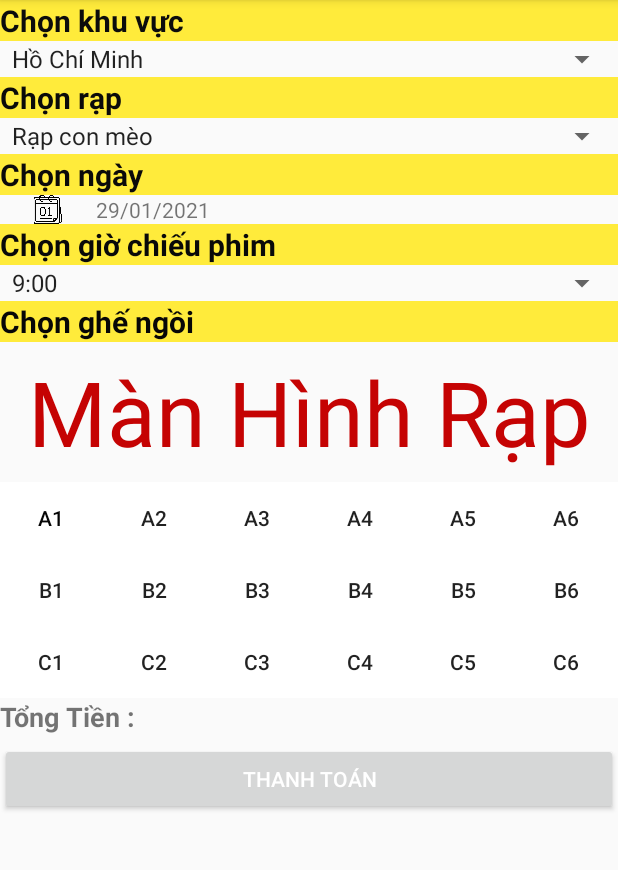
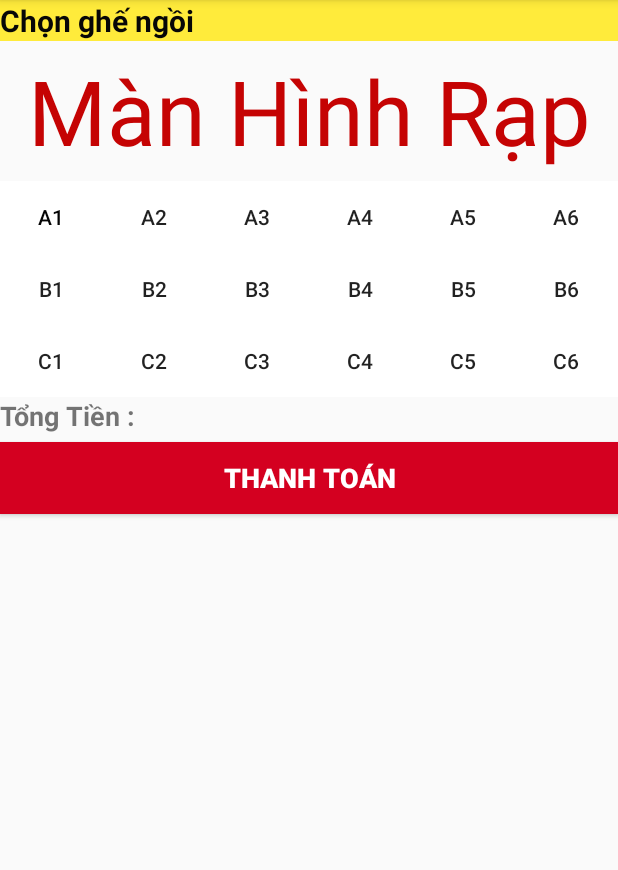
Before and after one commit to HuynhVanBinh-CDPM18C/0306181203_HuynhVanBinh_android, an Android app: the datve screen opened directly, with no data from a screen before it, on a phone screen of 412 x 824 dp, the part 84-954 px from its top. Run offline under Robolectric (Android 15) with nearby library versions, the phone set to English and light mode, and no system bars.

Commit message:
29/01 Khánh Sơn
thêm giao diện bình luận , lịch chiếu , update giao diện đặt vé

```diff
--- a/android22/app/src/main/AndroidManifest.xml
+++ b/android22/app/src/main/AndroidManifest.xml
@@ -12,7 +12,9 @@
         android:roundIcon="@mipmap/ic_launcher_round"
         android:supportsRtl="true"
         android:theme="@style/Theme.Demo1111">
-        <activity android:name=".thongtingiaodich1.giaodich11"></activity>
+        <activity android:name=".lichchieu"></activity>
+        <activity android:name=".binhluan" />
+        <activity android:name=".thongtingiaodich1.giaodich11" />
         <activity android:name=".chamdiem" />
         <activity android:name=".taikhoanvb" />
         <activity android:name=".datve" />
--- a/android22/app/src/main/java/com/example/demo11_11/MainActivity.java
+++ b/android22/app/src/main/java/com/example/demo11_11/MainActivity.java
@@ -98,7 +98,7 @@ public class MainActivity extends AppCompatActivity {
 
         // Tạo request lên server.
         Request sapchieu = new Request.Builder()
-                .url("http://192.168.1.26/api1/apiphimsapchieu11.php")
+                .url("http://192.168.1.150:8080/api1/apiphimsapchieu.php")
                 .build();
 
         // Khởi tạo OkHttpClient để lấy dữ liệu.
@@ -149,7 +149,7 @@ public class MainActivity extends AppCompatActivity {
 
         // Tạo request lên server.
         Request request = new Request.Builder()
-                .url("http://192.168.1.26/api1/api11.php")
+                .url("http://192.168.1.150:8080/api1/api.php")
                 .build();
 
 
--- a/android22/app/src/main/java/com/example/demo11_11/danhsachphim/danhsachphimMain.java
+++ b/android22/app/src/main/java/com/example/demo11_11/danhsachphim/danhsachphimMain.java
@@ -52,7 +52,7 @@ public class danhsachphimMain extends AppCompatActivity {
 
         // Tạo request lên server.
         Request request = new Request.Builder()
-                .url("http://192.168.1.26/api1/api.php")
+                .url("http://192.168.1.150:8080/api1/api.php")
                 .build();
 
 
@@ -92,7 +92,7 @@ public class danhsachphimMain extends AppCompatActivity {
 
         // Tạo request lên server.
         Request sapchieu = new Request.Builder()
-                .url("http://192.168.1.26/api1/apiphimsapchieu.php")
+                .url("http://192.168.1.150:8080/api1/apiphimsapchieu.php")
                 .build();
 
         // Khởi tạo OkHttpClient để lấy dữ liệu.
--- a/android22/app/src/main/java/com/example/demo11_11/datve.java
+++ b/android22/app/src/main/java/com/example/demo11_11/datve.java
@@ -26,11 +26,8 @@ import java.util.List;
 
 public class datve extends AppCompatActivity implements View.OnClickListener, View.OnTouchListener {
     private Button btnA1, btnA2, btnA3, btnA4, btnA5, btnA6, btnB1, btnB2, btnB3, btnB4, btnB5, btnB6, btnC1, btnC2, btnC3, btnC4, btnC5, btnC6;
-    ImageView chonngay;
-    int year, month, day;
-    TextView txtNgayduocchon;
+
     TextView TongTien = null;
-    Calendar cal;
 
 
     @SuppressLint("ClickableViewAccessibility")
@@ -38,45 +35,6 @@ public class datve extends AppCompatActivity implements View.OnClickListener, Vi
     protected void onCreate(Bundle savedInstanceState) {
         super.onCreate(savedInstanceState);
         setContentView(R.layout.activity_datve);
-        Spinner spnkhuvuc = (Spinner) findViewById(R.id.spnKhuVuc);
-        Spinner spnRap = (Spinner) findViewById(R.id.spnRap);
-        Spinner spnGio = (Spinner) findViewById(R.id.spnGio);
-        TongTien = findViewById(R.id.txtTongTien);
-        //List Khu Vuc
-        List<String> khuvuc = new ArrayList<String>();
-        khuvuc.add("Hồ Chí Minh");
-        khuvuc.add("Hà Nội");
-        khuvuc.add("Vũng Tàu");
-        khuvuc.add("Đà Nẵng");
-        //List Rap
-        List<String> rap = new ArrayList<String>();
-        rap.add("Rạp con mèo");
-        rap.add("Rạp con chó kêu");
-        rap.add("Rạp con gà kêu");
-        rap.add("Rạp con ếch kêu");
-        //list Suat Chieu
-        List<String> suatchieu = new ArrayList<String>();
-        suatchieu.add("9:00");
-        suatchieu.add("11:00");
-        suatchieu.add("13:00");
-        suatchieu.add("15:00");
-        suatchieu.add("17:00");
-        suatchieu.add("19:00");
-        suatchieu.add("21:00");
-        suatchieu.add("23:00");
-
-        // Creating adapter for spinner
-        ArrayAdapter<String> khuvucAdapter = new ArrayAdapter<String>(this, android.R.layout.simple_spinner_item, khuvuc);
-        ArrayAdapter<String> rapAdapter = new ArrayAdapter<String>(this, android.R.layout.simple_spinner_item, rap);
-        ArrayAdapter<String> suatAdapter = new ArrayAdapter<String>(this, android.R.layout.simple_spinner_item, suatchieu);
-        // Drop down layout style - list view with radio button
-        khuvucAdapter.setDropDownViewResource(android.R.layout.simple_spinner_dropdown_item);
-        rapAdapter.setDropDownViewResource(android.R.layout.simple_spinner_dropdown_item);
-        suatAdapter.setDropDownViewResource(android.R.layout.simple_spinner_dropdown_item);
-        // attaching data adapter to spinner
-        spnkhuvuc.setAdapter(khuvucAdapter);
-        spnRap.setAdapter(rapAdapter);
-        spnGio.setAdapter(suatAdapter);
 
         btnA1 = findViewById(R.id.btnA1);
         btnA2 = findViewById(R.id.btnA2);
@@ -136,22 +94,6 @@ public class datve extends AppCompatActivity implements View.OnClickListener, Vi
         btnC5.setOnTouchListener(this);
         btnC6.setOnTouchListener(this);
 
-        chonngay = findViewById(R.id.img_lich);
-        txtNgayduocchon = findViewById(R.id.txtNgayduochon);
-        cal = Calendar.getInstance();
-        year = cal.get(Calendar.YEAR);
-        month = cal.get(Calendar.MONTH);
-        day = cal.get(Calendar.DAY_OF_MONTH);
-        showDate(year, month + 1, day);
-
-        //OnClick nut chon ngay
-        chonngay.setOnClickListener(new View.OnClickListener() {
-            @Override
-            public void onClick(View v) {
-                showDialog(1);
-                Toast.makeText(getApplicationContext(), "Choose a day!", Toast.LENGTH_SHORT).show();
-            }
-        });
     }
 
     public void onItemSelected(AdapterView<?> parent, View view, int position, long id) {
@@ -166,26 +108,6 @@ public class datve extends AppCompatActivity implements View.OnClickListener, Vi
         // TODO Auto-generated method stub
     }
 
-    @Override
-    protected Dialog onCreateDialog(int id) {
-        if (id == 1) {
-            return new DatePickerDialog(this, dateSetListener, year, month, day);
-        }
-        return null;
-    }
-
-    DatePickerDialog.OnDateSetListener dateSetListener = new DatePickerDialog.OnDateSetListener() {
-        @Override
-        public void onDateSet(DatePicker view, int year, int month, int dayOfMonth) {
-            txtNgayduocchon.setText("");
-            showDate(year, month + 1, dayOfMonth);
-        }
-    };
-
-    //hien ngay
-    private void showDate(int year, int month, int day) {
-        txtNgayduocchon.setText(new StringBuilder().append(day > 9 ? day : "0" + day).append("/").append(month > 9 ? month : "0" + month).append("/").append(year));
-    }
     //OnClick ghe
     int tongtien = 0;
     int i = 0;
--- a/android22/app/src/main/java/com/example/demo11_11/lichsugiaodich/lichsugiaodichMain.java
+++ b/android22/app/src/main/java/com/example/demo11_11/lichsugiaodich/lichsugiaodichMain.java
@@ -46,7 +46,7 @@ public class lichsugiaodichMain extends AppCompatActivity {
 
         // Tạo request lên server.
         Request request = new Request.Builder()
-                .url("http://192.168.43.55/api1/thanhtoan.php")
+                .url("http://192.168.1.150:8080/api1/thanhtoan.php")
                 .build();
 
 
--- a/android22/app/src/main/res/layout/activity_datve.xml
+++ b/android22/app/src/main/res/layout/activity_datve.xml
@@ -1,101 +1,11 @@
 <?xml version="1.0" encoding="utf-8"?>
-<android.support.constraint.ConstraintLayout xmlns:android="http://schemas.android.com/apk/res/android"
+<LinearLayout xmlns:android="http://schemas.android.com/apk/res/android"
     xmlns:app="http://schemas.android.com/apk/res-auto"
     xmlns:tools="http://schemas.android.com/tools"
     android:layout_width="match_parent"
     android:layout_height="match_parent"
+    android:orientation="vertical"
     tools:context=".datve">
-
-    <ScrollView
-        android:id="@+id/scrollView3"
-        android:layout_width="match_parent"
-        android:layout_height="match_parent"
-        app:layout_constraintBottom_toBottomOf="parent"
-        app:layout_constraintEnd_toEndOf="parent"
-        app:layout_constraintHorizontal_bias="0.0"
-        app:layout_constraintStart_toStartOf="parent"
-        app:layout_constraintTop_toTopOf="parent"
-        app:layout_constraintVertical_bias="0.0">
-
-        <LinearLayout
-            android:layout_width="match_parent"
-            android:layout_height="wrap_content"
-            android:orientation="vertical">
-
-            <TextView
-                android:id="@+id/textView"
-                android:layout_width="match_parent"
-                android:layout_height="wrap_content"
-                android:background="#FFEB3B"
-                android:text="Chọn khu vực "
-                android:textColor="#0C0C0C"
-                android:textSize="20sp"
-                android:textStyle="bold" />
-
-            <Spinner
-                android:id="@+id/spnKhuVuc"
-                android:layout_width="match_parent"
-                android:layout_height="wrap_content" />
-
-            <TextView
-                android:id="@+id/textView2"
-                android:layout_width="match_parent"
-                android:layout_height="wrap_content"
-                android:background="#FFEB3B"
-                android:text="Chọn rạp"
-                android:textColor="#0B0A0A"
-                android:textSize="20sp"
-                android:textStyle="bold" />
-
-            <Spinner
-                android:id="@+id/spnRap"
-                android:layout_width="match_parent"
-                android:layout_height="wrap_content" />
-
-            <TextView
-                android:id="@+id/vut"
-                android:layout_width="match_parent"
-                android:layout_height="wrap_content"
-                android:background="#FFEB3B"
-                android:text="Chọn ngày "
-                android:textColor="#0B0A0A"
-                android:textSize="20sp"
-                android:textStyle="bold" />
-
-            <LinearLayout
-                android:layout_width="match_parent"
-                android:layout_height="match_parent"
-                android:orientation="horizontal">
-
-                <ImageView
-                    android:id="@+id/img_lich"
-                    android:layout_width="3dp"
-                    android:layout_height="match_parent"
-                    android:layout_weight="1"
-                    app:srcCompat="@drawable/calendar" />
-
-                <TextView
-                    android:id="@+id/txtNgayduochon"
-                    android:layout_width="287dp"
-                    android:layout_height="wrap_content"
-                    android:layout_weight="1"
-                    android:text="dd/mm/yy" />
-            </LinearLayout>
-
-            <TextView
-                android:id="@+id/textView4"
-                android:layout_width="match_parent"
-                android:layout_height="wrap_content"
-                android:background="#FFEB3B"
-                android:text="Chọn giờ chiếu phim"
-                android:textColor="#090909"
-                android:textSize="20sp"
-                android:textStyle="bold" />
-
-            <Spinner
-                android:id="@+id/spnGio"
-                android:layout_width="match_parent"
-                android:layout_height="wrap_content" />
 
     <TextView
         android:id="@+id/textView5"
@@ -136,40 +46,40 @@
             android:layout_width="wrap_content"
             android:layout_height="wrap_content"
             android:layout_weight="1"
-                    android:text="A2"
-                    android:background="@drawable/button_color"/>
+            android:background="@drawable/button_color"
+            android:text="A2" />
 
         <Button
             android:id="@+id/btnA3"
             android:layout_width="wrap_content"
             android:layout_height="wrap_content"
             android:layout_weight="1"
-                    android:text="A3"
-                    android:background="@drawable/button_color"/>
+            android:background="@drawable/button_color"
+            android:text="A3" />
 
         <Button
             android:id="@+id/btnA4"
             android:layout_width="wrap_content"
             android:layout_height="wrap_content"
             android:layout_weight="1"
-                    android:text="A4"
-                    android:background="@drawable/button_color"/>
+            android:background="@drawable/button_color"
+            android:text="A4" />
 
         <Button
             android:id="@+id/btnA5"
             android:layout_width="wrap_content"
             android:layout_height="wrap_content"
             android:layout_weight="1"
-                    android:text="A5"
-                    android:background="@drawable/button_color"/>
+            android:background="@drawable/button_color"
+            android:text="A5" />
 
         <Button
             android:id="@+id/btnA6"
             android:layout_width="wrap_content"
             android:layout_height="wrap_content"
             android:layout_weight="1"
-                    android:text="A6"
-                    android:background="@drawable/button_color"/>
+            android:background="@drawable/button_color"
+            android:text="A6" />
     </LinearLayout>
 
     <LinearLayout
@@ -183,54 +93,54 @@
             android:layout_width="wrap_content"
             android:layout_height="wrap_content"
             android:layout_weight="1"
-                    android:text="B1"
-                    android:background="@drawable/button_color"/>
+            android:background="@drawable/button_color"
+            android:text="B1" />
 
         <Button
             android:id="@+id/btnB2"
             android:layout_width="wrap_content"
             android:layout_height="wrap_content"
             android:layout_weight="1"
-                    android:text="B2"
-                    android:background="@drawable/button_color"/>
+            android:background="@drawable/button_color"
+            android:text="B2" />
 
         <Button
             android:id="@+id/btnB3"
             android:layout_width="wrap_content"
             android:layout_height="wrap_content"
             android:layout_weight="1"
-                    android:text="B3"
-                    android:background="@drawable/button_color"/>
+            android:background="@drawable/button_color"
+            android:text="B3" />
 
         <Button
             android:id="@+id/btnB4"
             android:layout_width="wrap_content"
             android:layout_height="wrap_content"
             android:layout_weight="1"
-                    android:text="B4"
-                    android:background="@drawable/button_color"/>
+            android:background="@drawable/button_color"
+            android:text="B4" />
 
         <Button
             android:id="@+id/btnB5"
             android:layout_width="wrap_content"
             android:layout_height="wrap_content"
             android:layout_weight="1"
-                    android:text="B5"
-                    android:background="@drawable/button_color"/>
+            android:background="@drawable/button_color"
+            android:text="B5" />
 
         <Button
             android:id="@+id/btnB6"
             android:layout_width="wrap_content"
             android:layout_height="wrap_content"
             android:layout_weight="1"
-                    android:text="B6"
-                    android:background="@drawable/button_color"/>
+            android:background="@drawable/button_color"
+            android:text="B6" />
     </LinearLayout>
 
     <LinearLayout
         android:id="@+id/LinearC"
         android:layout_width="match_parent"
-                android:layout_height="match_parent"
+        android:layout_height="wrap_content"
         android:orientation="horizontal">
 
         <Button
@@ -238,53 +148,53 @@
             android:layout_width="wrap_content"
             android:layout_height="wrap_content"
             android:layout_weight="1"
-                    android:text="C1"
-                    android:background="@drawable/button_color"/>
+            android:background="@drawable/button_color"
+            android:text="C1" />
 
         <Button
             android:id="@+id/btnC2"
             android:layout_width="wrap_content"
             android:layout_height="wrap_content"
             android:layout_weight="1"
-                    android:text="C2"
-                    android:background="@drawable/button_color"/>
+            android:background="@drawable/button_color"
+            android:text="C2" />
 
         <Button
             android:id="@+id/btnC3"
             android:layout_width="wrap_content"
             android:layout_height="wrap_content"
             android:layout_weight="1"
-                    android:text="C3"
-                    android:background="@drawable/button_color"/>
+            android:background="@drawable/button_color"
+            android:text="C3" />
 
         <Button
             android:id="@+id/btnC4"
             android:layout_width="wrap_content"
             android:layout_height="wrap_content"
             android:layout_weight="1"
-                    android:text="C4"
-                    android:background="@drawable/button_color"/>
+            android:background="@drawable/button_color"
+            android:text="C4" />
 
         <Button
             android:id="@+id/btnC5"
             android:layout_width="wrap_content"
             android:layout_height="wrap_content"
             android:layout_weight="1"
-                    android:text="C5"
-                    android:background="@drawable/button_color"/>
+            android:background="@drawable/button_color"
+            android:text="C5" />
 
         <Button
             android:id="@+id/btnC6"
             android:layout_width="wrap_content"
             android:layout_height="wrap_content"
             android:layout_weight="1"
-                    android:text="C6"
-                    android:background="@drawable/button_color"/>
+            android:background="@drawable/button_color"
+            android:text="C6" />
     </LinearLayout>
 
     <LinearLayout
         android:layout_width="match_parent"
-                android:layout_height="match_parent"
+        android:layout_height="wrap_content"
         android:orientation="horizontal">
 
         <TextView
@@ -305,13 +215,14 @@
     </LinearLayout>
 
     <Button
-                android:id="@+id/btnDatVe"
+        android:id="@+id/btnthanhToan"
         android:layout_width="match_parent"
         android:layout_height="wrap_content"
+        android:background="#D40020"
+        android:onClick="chuyentrang"
         android:text="THANH TOÁN"
         android:textColor="#FFFFFF"
-                android:onClick="chuyentrang"
+        android:textSize="18sp"
+        android:textStyle="bold"
         tools:ignore="OnClick" />
 </LinearLayout>
-    </ScrollView>
-</android.support.constraint.ConstraintLayout>
--- a/android22/app/src/main/res/xml/networksecurityconfig.xml
+++ b/android22/app/src/main/res/xml/networksecurityconfig.xml
@@ -1,6 +1,6 @@
 <?xml version="1.0" encoding="utf-8"?>
 <network-security-config>
     <domain-config cleartextTrafficPermitted="true">
-        <domain includeSubdomains="true"> 192.168.43.55</domain>
+        <domain includeSubdomains="true"> 192.168.1.150</domain>
     </domain-config>
 </network-security-config>
```
Also changed, not shown: android22/app/src/main/java/com/example/demo11_11/binhluan.java (added, +13 -0 lines), android22/app/src/main/java/com/example/demo11_11/chitietphim/chitietphimMain.java (+6 -6 lines), android22/app/src/main/java/com/example/demo11_11/lichchieu.java (added, +121 -0 lines), android22/app/src/main/res/layout/activity_binhluan.xml (added, +28 -0 lines), android22/app/src/main/res/layout/activity_chitietphim.xml (+33 -16 lines), android22/app/src/main/res/layout/activity_lichchieu.xml (added, +110 -0 lines), android22/app/src/main/res/xml/activity_binhluan_scene.xml (added, +19 -0 lines). Lines whose indentation alone changed are shown as unchanged.
